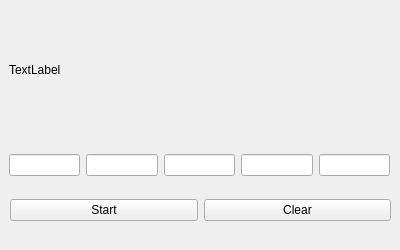
Qt form ip-calc-qt/IPCalcForm.ui (A92LEKSANDR/ip-calc-qt) before a commit.
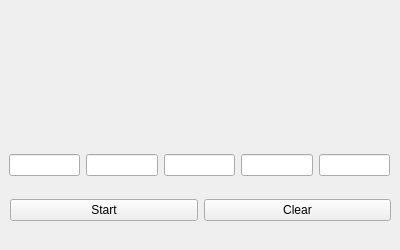
The same form after that commit.

Patch:
```diff
--- a/ip-calc-qt/IPCalcForm.ui
+++ b/ip-calc-qt/IPCalcForm.ui
@@ -92,7 +92,7 @@
      <item row="0" column="0">
       <widget class="QLabel" name="label">
        <property name="text">
-        <string>TextLabel</string>
+        <string/>
        </property>
       </widget>
      </item>
```
Left out of the diff: 34 changed lines with no effect on the pictures.
